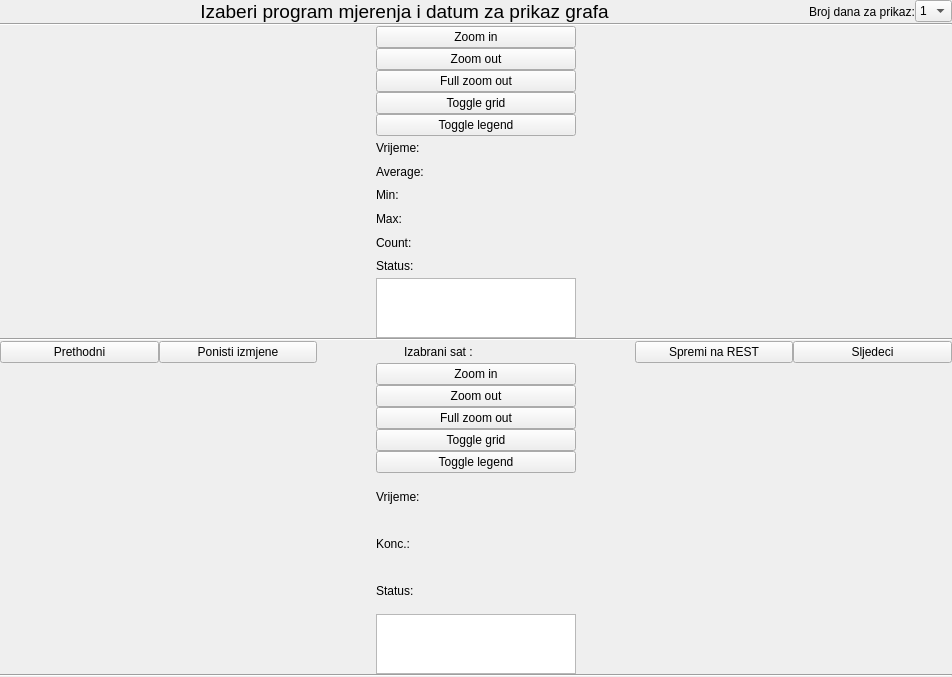
The window that app/view/ui_files/konc_graf_panel.ui (kluksa/kontrola-podataka) describes before a commit, drawn with Qt 5.
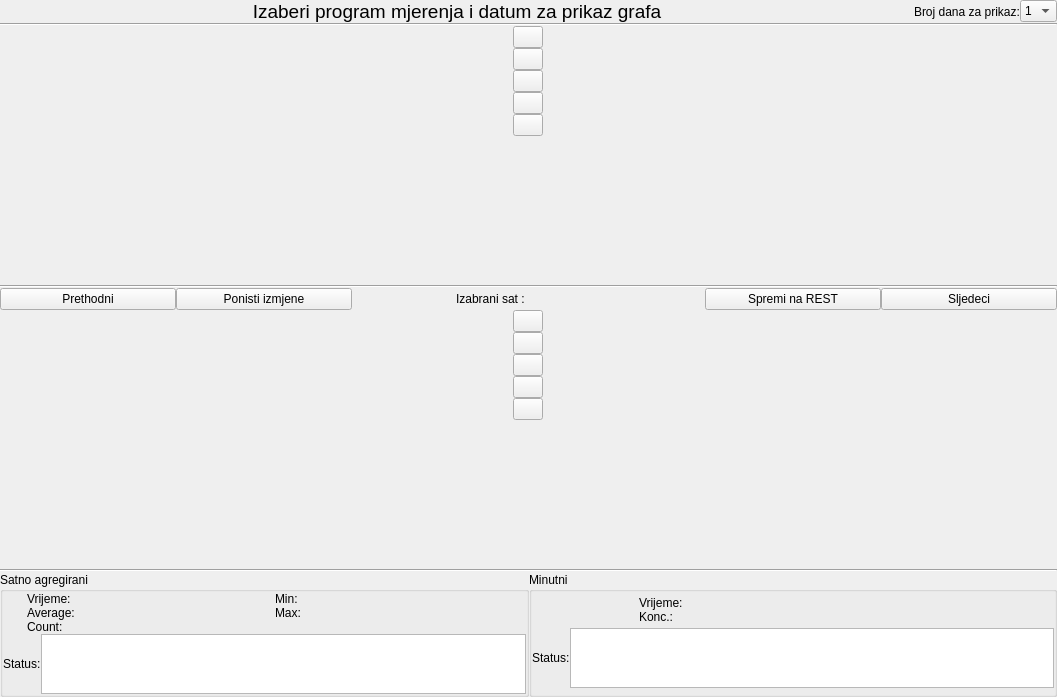
The same window after the commit.

```diff
--- a/app/view/ui_files/konc_graf_panel.ui
+++ b/app/view/ui_files/konc_graf_panel.ui
@@ -6,8 +6,8 @@
    <rect>
     <x>0</x>
     <y>0</y>
-    <width>952</width>
-    <height>677</height>
+    <width>1057</width>
+    <height>697</height>
    </rect>
   </property>
   <property name="sizePolicy">
@@ -113,41 +113,77 @@
        </property>
        <item>
         <widget class="QPushButton" name="zoomInSatni">
+         <property name="sizePolicy">
+          <sizepolicy hsizetype="Fixed" vsizetype="Fixed">
+           <horstretch>0</horstretch>
+           <verstretch>0</verstretch>
+          </sizepolicy>
+         </property>
+         <property name="maximumSize">
+          <size>
+           <width>30</width>
+           <height>30</height>
+          </size>
+         </property>
          <property name="text">
-          <string>Zoom in</string>
+          <string/>
          </property>
         </widget>
        </item>
        <item>
         <widget class="QPushButton" name="zoomOutSatni">
          <property name="sizePolicy">
-          <sizepolicy hsizetype="Minimum" vsizetype="Minimum">
+          <sizepolicy hsizetype="Fixed" vsizetype="Fixed">
            <horstretch>0</horstretch>
            <verstretch>0</verstretch>
           </sizepolicy>
          </property>
          <property name="maximumSize">
           <size>
-           <width>200</width>
-           <height>16777215</height>
+           <width>30</width>
+           <height>30</height>
           </size>
          </property>
          <property name="text">
-          <string>Zoom out</string>
+          <string/>
          </property>
         </widget>
        </item>
        <item>
         <widget class="QPushButton" name="zoomOutSatniFull">
+         <property name="sizePolicy">
+          <sizepolicy hsizetype="Fixed" vsizetype="Fixed">
+           <horstretch>0</horstretch>
+           <verstretch>0</verstretch>
+          </sizepolicy>
+         </property>
+         <property name="maximumSize">
+          <size>
+           <width>30</width>
+           <height>30</height>
+          </size>
+         </property>
          <property name="text">
-          <string>Full zoom out</string>
+          <string/>
          </property>
         </widget>
        </item>
        <item>
         <widget class="QPushButton" name="toggleGridSatni">
+         <property name="sizePolicy">
+          <sizepolicy hsizetype="Fixed" vsizetype="Fixed">
+           <horstretch>0</horstretch>
+           <verstretch>0</verstretch>
+          </sizepolicy>
+         </property>
+         <property name="maximumSize">
+          <size>
+           <width>30</width>
+           <height>30</height>
+          </size>
+         </property>
          <property name="text">
-          <string>Toggle grid</string>
+          <string/>
          </property>
          <property name="checkable">
           <bool>true</bool>
@@ -156,261 +192,39 @@
        </item>
        <item>
         <widget class="QPushButton" name="toggleLegendSatni">
-         <property name="text">
-          <string>Toggle legend</string>
-         </property>
-         <property name="checkable">
-          <bool>true</bool>
-         </property>
-        </widget>
-       </item>
-       <item>
-        <layout class="QGridLayout" name="gridLayout_3">
-         <property name="sizeConstraint">
-          <enum>QLayout::SetFixedSize</enum>
-         </property>
-         <property name="topMargin">
-          <number>0</number>
-         </property>
-         <property name="bottomMargin">
-          <number>0</number>
-         </property>
-         <item row="2" column="1">
-          <widget class="QLabel" name="satniMin">
-           <property name="sizePolicy">
-            <sizepolicy hsizetype="Fixed" vsizetype="MinimumExpanding">
-             <horstretch>0</horstretch>
-             <verstretch>0</verstretch>
-            </sizepolicy>
-           </property>
-           <property name="maximumSize">
-            <size>
-             <width>140</width>
-             <height>16777215</height>
-            </size>
-           </property>
-           <property name="text">
-            <string/>
-           </property>
-          </widget>
-         </item>
-         <item row="3" column="0">
-          <widget class="QLabel" name="label_9">
-           <property name="sizePolicy">
-            <sizepolicy hsizetype="Fixed" vsizetype="Preferred">
-             <horstretch>0</horstretch>
-             <verstretch>0</verstretch>
-            </sizepolicy>
-           </property>
-           <property name="maximumSize">
-            <size>
-             <width>60</width>
-             <height>16777215</height>
-            </size>
-           </property>
-           <property name="text">
-            <string>Max:</string>
-           </property>
-          </widget>
-         </item>
-         <item row="2" column="0">
-          <widget class="QLabel" name="label_7">
-           <property name="sizePolicy">
-            <sizepolicy hsizetype="Fixed" vsizetype="Preferred">
-             <horstretch>0</horstretch>
-             <verstretch>0</verstretch>
-            </sizepolicy>
-           </property>
-           <property name="maximumSize">
-            <size>
-             <width>60</width>
-             <height>16777215</height>
-            </size>
-           </property>
-           <property name="text">
-            <string>Min:</string>
-           </property>
-          </widget>
-         </item>
-         <item row="0" column="1">
-          <widget class="QLabel" name="satniVrijeme">
-           <property name="sizePolicy">
-            <sizepolicy hsizetype="Fixed" vsizetype="MinimumExpanding">
-             <horstretch>0</horstretch>
-             <verstretch>0</verstretch>
-            </sizepolicy>
-           </property>
-           <property name="maximumSize">
-            <size>
-             <width>140</width>
-             <height>16777215</height>
-            </size>
-           </property>
-           <property name="text">
-            <string/>
-           </property>
-          </widget>
-         </item>
-         <item row="4" column="1">
-          <widget class="QLabel" name="satniCount">
-           <property name="sizePolicy">
-            <sizepolicy hsizetype="Fixed" vsizetype="MinimumExpanding">
-             <horstretch>0</horstretch>
-             <verstretch>0</verstretch>
-            </sizepolicy>
-           </property>
-           <property name="maximumSize">
-            <size>
-             <width>140</width>
-             <height>16777215</height>
-            </size>
-           </property>
-           <property name="text">
-            <string/>
-           </property>
-          </widget>
-         </item>
-         <item row="0" column="0">
-          <widget class="QLabel" name="label_4">
-           <property name="sizePolicy">
-            <sizepolicy hsizetype="Fixed" vsizetype="Preferred">
-             <horstretch>0</horstretch>
-             <verstretch>0</verstretch>
-            </sizepolicy>
-           </property>
-           <property name="maximumSize">
-            <size>
-             <width>60</width>
-             <height>16777215</height>
-            </size>
-           </property>
-           <property name="text">
-            <string>Vrijeme:</string>
-           </property>
-          </widget>
-         </item>
-         <item row="4" column="0">
-          <widget class="QLabel" name="label_12">
-           <property name="sizePolicy">
-            <sizepolicy hsizetype="Fixed" vsizetype="MinimumExpanding">
-             <horstretch>0</horstretch>
-             <verstretch>0</verstretch>
-            </sizepolicy>
-           </property>
-           <property name="maximumSize">
-            <size>
-             <width>60</width>
-             <height>16777215</height>
-            </size>
-           </property>
-           <property name="text">
-            <string>Count:</string>
-           </property>
-          </widget>
-         </item>
-         <item row="3" column="1">
-          <widget class="QLabel" name="satniMax">
-           <property name="sizePolicy">
-            <sizepolicy hsizetype="Fixed" vsizetype="MinimumExpanding">
-             <horstretch>0</horstretch>
-             <verstretch>0</verstretch>
-            </sizepolicy>
-           </property>
-           <property name="maximumSize">
-            <size>
-             <width>140</width>
-             <height>16777215</height>
-            </size>
-           </property>
-           <property name="text">
-            <string/>
-           </property>
-          </widget>
-         </item>
-         <item row="5" column="0">
-          <widget class="QLabel" name="label_2">
-           <property name="sizePolicy">
-            <sizepolicy hsizetype="Fixed" vsizetype="MinimumExpanding">
-             <horstretch>0</horstretch>
-             <verstretch>0</verstretch>
-            </sizepolicy>
-           </property>
-           <property name="maximumSize">
-            <size>
-             <width>60</width>
-             <height>16777215</height>
-            </size>
-           </property>
-           <property name="text">
-            <string>Status:</string>
-           </property>
-          </widget>
-         </item>
-         <item row="1" column="0">
-          <widget class="QLabel" name="label_6">
-           <property name="sizePolicy">
-            <sizepolicy hsizetype="Fixed" vsizetype="Preferred">
-             <horstretch>0</horstretch>
-             <verstretch>0</verstretch>
-            </sizepolicy>
-           </property>
-           <property name="maximumSize">
-            <size>
-             <width>60</width>
-             <height>16777215</height>
-            </size>
-           </property>
-           <property name="text">
-            <string>Average:</string>
-           </property>
-          </widget>
-         </item>
-         <item row="1" column="1">
-          <widget class="QLabel" name="satniAverage">
-           <property name="sizePolicy">
-            <sizepolicy hsizetype="Fixed" vsizetype="MinimumExpanding">
-             <horstretch>0</horstretch>
-             <verstretch>0</verstretch>
-            </sizepolicy>
-           </property>
-           <property name="maximumSize">
-            <size>
-             <width>140</width>
-             <height>16777215</height>
-            </size>
-           </property>
-           <property name="text">
-            <string/>
-           </property>
-          </widget>
-         </item>
-        </layout>
-       </item>
-       <item>
-        <widget class="QPlainTextEdit" name="satniStatus">
          <property name="sizePolicy">
-          <sizepolicy hsizetype="Minimum" vsizetype="MinimumExpanding">
+          <sizepolicy hsizetype="Fixed" vsizetype="Fixed">
            <horstretch>0</horstretch>
            <verstretch>0</verstretch>
           </sizepolicy>
          </property>
-         <property name="minimumSize">
-          <size>
-           <width>0</width>
-           <height>60</height>
-          </size>
-         </property>
          <property name="maximumSize">
           <size>
-           <width>200</width>
-           <height>60</height>
+           <width>30</width>
+           <height>30</height>
           </size>
          </property>
-         <property name="readOnly">
+         <property name="text">
+          <string/>
+         </property>
+         <property name="checkable">
           <bool>true</bool>
          </property>
         </widget>
        </item>
+       <item>
+        <spacer name="verticalSpacer">
+         <property name="orientation">
+          <enum>Qt::Vertical</enum>
+         </property>
+         <property name="sizeHint" stdset="0">
+          <size>
+           <width>20</width>
+           <height>40</height>
+          </size>
+         </property>
+        </spacer>
+       </item>
       </layout>
      </item>
      <item>
@@ -487,8 +301,20 @@
       <layout class="QVBoxLayout" name="verticalLayout_2">
        <item>
         <widget class="QPushButton" name="zoomInMinutni">
+         <property name="sizePolicy">
+          <sizepolicy hsizetype="Fixed" vsizetype="Fixed">
+           <horstretch>0</horstretch>
+           <verstretch>0</verstretch>
+          </sizepolicy>
+         </property>
+         <property name="maximumSize">
+          <size>
+           <width>30</width>
+           <height>30</height>
+          </size>
+         </property>
          <property name="text">
-          <string>Zoom in</string>
+          <string/>
          </property>
         </widget>
        </item>
@@ -502,15 +328,15 @@
          </property>
          <property name="maximumSize">
           <size>
-           <width>200</width>
-           <height>16777215</height>
+           <width>30</width>
+           <height>30</height>
           </size>
          </property>
          <property name="autoFillBackground">
           <bool>false</bool>
          </property>
          <property name="text">
-          <string>Zoom out</string>
+          <string/>
          </property>
          <property name="autoDefault">
           <bool>false</bool>
@@ -525,15 +351,39 @@
        </item>
        <item>
         <widget class="QPushButton" name="zoomOutMinutniFull">
+         <property name="sizePolicy">
+          <sizepolicy hsizetype="Fixed" vsizetype="Fixed">
+           <horstretch>0</horstretch>
+           <verstretch>0</verstretch>
+          </sizepolicy>
+         </property>
+         <property name="maximumSize">
+          <size>
+           <width>30</width>
+           <height>30</height>
+          </size>
+         </property>
          <property name="text">
-          <string>Full zoom out</string>
+          <string/>
          </property>
         </widget>
        </item>
        <item>
         <widget class="QPushButton" name="toggleGridMinutni">
+         <property name="sizePolicy">
+          <sizepolicy hsizetype="Fixed" vsizetype="Fixed">
+           <horstretch>0</horstretch>
+           <verstretch>0</verstretch>
+          </sizepolicy>
+         </property>
+         <property name="maximumSize">
+          <size>
+           <width>30</width>
+           <height>30</height>
+          </size>
+         </property>
          <property name="text">
-          <string>Toggle grid</string>
+          <string/>
          </property>
          <property name="checkable">
           <bool>true</bool>
@@ -542,144 +392,39 @@
        </item>
        <item>
         <widget class="QPushButton" name="toggleLegendMinutni">
-         <property name="text">
-          <string>Toggle legend</string>
-         </property>
-         <property name="checkable">
-          <bool>true</bool>
-         </property>
-        </widget>
-       </item>
-       <item>
-        <layout class="QGridLayout" name="gridLayout">
-         <property name="topMargin">
-          <number>0</number>
-         </property>
-         <property name="bottomMargin">
-          <number>0</number>
-         </property>
-         <item row="2" column="1">
-          <widget class="QLabel" name="minutniKoncentracija">
-           <property name="sizePolicy">
-            <sizepolicy hsizetype="Minimum" vsizetype="MinimumExpanding">
-             <horstretch>0</horstretch>
-             <verstretch>0</verstretch>
-            </sizepolicy>
-           </property>
-           <property name="maximumSize">
-            <size>
-             <width>140</width>
-             <height>16777215</height>
-            </size>
-           </property>
-           <property name="text">
-            <string/>
-           </property>
-          </widget>
-         </item>
-         <item row="2" column="0">
-          <widget class="QLabel" name="label_20">
-           <property name="sizePolicy">
-            <sizepolicy hsizetype="Minimum" vsizetype="MinimumExpanding">
-             <horstretch>0</horstretch>
-             <verstretch>0</verstretch>
-            </sizepolicy>
-           </property>
-           <property name="maximumSize">
-            <size>
-             <width>60</width>
-             <height>16777215</height>
-            </size>
-           </property>
-           <property name="text">
-            <string>Konc.:</string>
-           </property>
-          </widget>
-         </item>
-         <item row="3" column="0">
-          <widget class="QLabel" name="label_16">
-           <property name="sizePolicy">
-            <sizepolicy hsizetype="Minimum" vsizetype="MinimumExpanding">
-             <horstretch>0</horstretch>
-             <verstretch>0</verstretch>
-            </sizepolicy>
-           </property>
-           <property name="maximumSize">
-            <size>
-             <width>60</width>
-             <height>16777215</height>
-            </size>
-           </property>
-           <property name="text">
-            <string>Status:</string>
-           </property>
-          </widget>
-         </item>
-         <item row="1" column="1">
-          <widget class="QLabel" name="minutniVrijeme">
-           <property name="sizePolicy">
-            <sizepolicy hsizetype="Minimum" vsizetype="MinimumExpanding">
-             <horstretch>0</horstretch>
-             <verstretch>0</verstretch>
-            </sizepolicy>
-           </property>
-           <property name="maximumSize">
-            <size>
-             <width>140</width>
-             <height>16777215</height>
-            </size>
-           </property>
-           <property name="text">
-            <string/>
-           </property>
-          </widget>
-         </item>
-         <item row="1" column="0">
-          <widget class="QLabel" name="label_18">
-           <property name="sizePolicy">
-            <sizepolicy hsizetype="Minimum" vsizetype="MinimumExpanding">
-             <horstretch>0</horstretch>
-             <verstretch>0</verstretch>
-            </sizepolicy>
-           </property>
-           <property name="maximumSize">
-            <size>
-             <width>60</width>
-             <height>16777215</height>
-            </size>
-           </property>
-           <property name="text">
-            <string>Vrijeme:</string>
-           </property>
-          </widget>
-         </item>
-        </layout>
-       </item>
-       <item>
-        <widget class="QPlainTextEdit" name="minutniStatus">
          <property name="sizePolicy">
-          <sizepolicy hsizetype="Minimum" vsizetype="MinimumExpanding">
+          <sizepolicy hsizetype="Fixed" vsizetype="Fixed">
            <horstretch>0</horstretch>
            <verstretch>0</verstretch>
           </sizepolicy>
          </property>
-         <property name="minimumSize">
-          <size>
-           <width>0</width>
-           <height>60</height>
-          </size>
-         </property>
          <property name="maximumSize">
           <size>
-           <width>200</width>
-           <height>60</height>
+           <width>30</width>
+           <height>30</height>
           </size>
          </property>
-         <property name="readOnly">
+         <property name="text">
+          <string/>
+         </property>
+         <property name="checkable">
           <bool>true</bool>
          </property>
         </widget>
        </item>
+       <item>
+        <spacer name="verticalSpacer_2">
+         <property name="orientation">
+          <enum>Qt::Vertical</enum>
+         </property>
+         <property name="sizeHint" stdset="0">
+          <size>
+           <width>20</width>
+           <height>40</height>
+          </size>
+         </property>
+        </spacer>
+       </item>
       </layout>
      </item>
      <item>
@@ -702,7 +447,432 @@
     </widget>
    </item>
    <item>
-    <layout class="QHBoxLayout" name="horizontalLayout_2"/>
+    <layout class="QHBoxLayout" name="horizontalLayout_2">
+     <property name="margin">
+      <number>0</number>
+     </property>
+     <item>
+      <widget class="QGroupBox" name="groupBox">
+       <property name="title">
+        <string>Satno agregirani</string>
+       </property>
+       <layout class="QVBoxLayout" name="verticalLayout_3">
+        <property name="spacing">
+         <number>0</number>
+        </property>
+        <property name="margin">
+         <number>0</number>
+        </property>
+        <item>
+         <layout class="QGridLayout" name="gridLayout_2">
+          <property name="topMargin">
+           <number>0</number>
+          </property>
+          <property name="bottomMargin">
+           <number>0</number>
+          </property>
+          <item row="2" column="0">
+           <widget class="QLabel" name="label_12">
+            <property name="sizePolicy">
+             <sizepolicy hsizetype="Fixed" vsizetype="Fixed">
+              <horstretch>0</horstretch>
+              <verstretch>0</verstretch>
+             </sizepolicy>
+            </property>
+            <property name="maximumSize">
+             <size>
+              <width>60</width>
+              <height>16777215</height>
+             </size>
+            </property>
+            <property name="text">
+             <string>Count:</string>
+            </property>
+           </widget>
+          </item>
+          <item row="2" column="1">
+           <widget class="QLabel" name="satniCount">
+            <property name="sizePolicy">
+             <sizepolicy hsizetype="MinimumExpanding" vsizetype="Fixed">
+              <horstretch>0</horstretch>
+              <verstretch>0</verstretch>
+             </sizepolicy>
+            </property>
+            <property name="maximumSize">
+             <size>
+              <width>140</width>
+              <height>16777215</height>
+             </size>
+            </property>
+            <property name="text">
+             <string/>
+            </property>
+           </widget>
+          </item>
+          <item row="0" column="3">
+           <widget class="QLabel" name="satniMin">
+            <property name="sizePolicy">
+             <sizepolicy hsizetype="MinimumExpanding" vsizetype="Fixed">
+              <horstretch>0</horstretch>
+              <verstretch>0</verstretch>
+             </sizepolicy>
+            </property>
+            <property name="maximumSize">
+             <size>
+              <width>140</width>
+              <height>16777215</height>
+             </size>
+            </property>
+            <property name="text">
+             <string/>
+            </property>
+           </widget>
+          </item>
+          <item row="1" column="2">
+           <widget class="QLabel" name="label_9">
+            <property name="sizePolicy">
+             <sizepolicy hsizetype="Fixed" vsizetype="Fixed">
+              <horstretch>0</horstretch>
+              <verstretch>0</verstretch>
+             </sizepolicy>
+            </property>
+            <property name="maximumSize">
+             <size>
+              <width>60</width>
+              <height>16777215</height>
+             </size>
+            </property>
+            <property name="text">
+             <string>Max:</string>
+            </property>
+           </widget>
+          </item>
+          <item row="0" column="1">
+           <widget class="QLabel" name="satniVrijeme">
+            <property name="sizePolicy">
+             <sizepolicy hsizetype="MinimumExpanding" vsizetype="Fixed">
+              <horstretch>0</horstretch>
+              <verstretch>0</verstretch>
+             </sizepolicy>
+            </property>
+            <property name="maximumSize">
+             <size>
+              <width>140</width>
+              <height>16777215</height>
+             </size>
+            </property>
+            <property name="text">
+             <string/>
+            </property>
+           </widget>
+          </item>
+          <item row="1" column="3">
+           <widget class="QLabel" name="satniMax">
+            <property name="sizePolicy">
+             <sizepolicy hsizetype="MinimumExpanding" vsizetype="Fixed">
+              <horstretch>0</horstretch>
+              <verstretch>0</verstretch>
+             </sizepolicy>
+            </property>
+            <property name="maximumSize">
+             <size>
+              <width>140</width>
+              <height>16777215</height>
+             </size>
+            </property>
+            <property name="text">
+             <string/>
+            </property>
+           </widget>
+          </item>
+          <item row="1" column="0">
+           <widget class="QLabel" name="label_6">
+            <property name="sizePolicy">
+             <sizepolicy hsizetype="Fixed" vsizetype="Fixed">
+              <horstretch>0</horstretch>
+              <verstretch>0</verstretch>
+             </sizepolicy>
+            </property>
+            <property name="maximumSize">
+             <size>
+              <width>60</width>
+              <height>16777215</height>
+             </size>
+            </property>
+            <property name="text">
+             <string>Average:</string>
+            </property>
+           </widget>
+          </item>
+          <item row="0" column="0">
+           <widget class="QLabel" name="label_4">
+            <property name="sizePolicy">
+             <sizepolicy hsizetype="Fixed" vsizetype="Fixed">
+              <horstretch>0</horstretch>
+              <verstretch>0</verstretch>
+             </sizepolicy>
+            </property>
+            <property name="maximumSize">
+             <size>
+              <width>60</width>
+              <height>16777215</height>
+             </size>
+            </property>
+            <property name="text">
+             <string>Vrijeme:</string>
+            </property>
+           </widget>
+          </item>
+          <item row="1" column="1">
+           <widget class="QLabel" name="satniAverage">
+            <property name="sizePolicy">
+             <sizepolicy hsizetype="MinimumExpanding" vsizetype="Fixed">
+              <horstretch>0</horstretch>
+              <verstretch>0</verstretch>
+             </sizepolicy>
+            </property>
+            <property name="maximumSize">
+             <size>
+              <width>140</width>
+              <height>16777215</height>
+             </size>
+            </property>
+            <property name="text">
+             <string/>
+            </property>
+           </widget>
+          </item>
+          <item row="0" column="2">
+           <widget class="QLabel" name="label_7">
+            <property name="sizePolicy">
+             <sizepolicy hsizetype="Fixed" vsizetype="Fixed">
+              <horstretch>0</horstretch>
+              <verstretch>0</verstretch>
+             </sizepolicy>
+            </property>
+            <property name="maximumSize">
+             <size>
+              <width>60</width>
+              <height>16777215</height>
+             </size>
+            </property>
+            <property name="text">
+             <string>Min:</string>
+            </property>
+           </widget>
+          </item>
+         </layout>
+        </item>
+        <item>
+         <layout class="QHBoxLayout" name="horizontalLayout_3">
+          <property name="spacing">
+           <number>0</number>
+          </property>
+          <property name="bottomMargin">
+           <number>0</number>
+          </property>
+          <item>
+           <widget class="QLabel" name="label_2">
+            <property name="sizePolicy">
+             <sizepolicy hsizetype="Fixed" vsizetype="Preferred">
+              <horstretch>0</horstretch>
+              <verstretch>0</verstretch>
+             </sizepolicy>
+            </property>
+            <property name="maximumSize">
+             <size>
+              <width>60</width>
+              <height>16777215</height>
+             </size>
+            </property>
+            <property name="text">
+             <string>Status:</string>
+            </property>
+           </widget>
+          </item>
+          <item>
+           <widget class="QPlainTextEdit" name="satniStatus">
+            <property name="sizePolicy">
+             <sizepolicy hsizetype="MinimumExpanding" vsizetype="Fixed">
+              <horstretch>0</horstretch>
+              <verstretch>0</verstretch>
+             </sizepolicy>
+            </property>
+            <property name="minimumSize">
+             <size>
+              <width>0</width>
+              <height>60</height>
+             </size>
+            </property>
+            <property name="maximumSize">
+             <size>
+              <width>16777215</width>
+              <height>60</height>
+             </size>
+            </property>
+            <property name="readOnly">
+             <bool>true</bool>
+            </property>
+           </widget>
+          </item>
+         </layout>
+        </item>
+       </layout>
+      </widget>
+     </item>
+     <item>
+      <widget class="QGroupBox" name="groupBox_2">
+       <property name="title">
+        <string>Minutni</string>
+       </property>
+       <layout class="QVBoxLayout" name="verticalLayout_5">
+        <property name="spacing">
+         <number>0</number>
+        </property>
+        <property name="margin">
+         <number>0</number>
+        </property>
+        <item>
+         <layout class="QGridLayout" name="gridLayout_4">
+          <property name="topMargin">
+           <number>0</number>
+          </property>
+          <property name="bottomMargin">
+           <number>0</number>
+          </property>
+          <item row="0" column="0">
+           <widget class="QLabel" name="label_18">
+            <property name="sizePolicy">
+             <sizepolicy hsizetype="Fixed" vsizetype="Fixed">
+              <horstretch>0</horstretch>
+              <verstretch>0</verstretch>
+             </sizepolicy>
+            </property>
+            <property name="maximumSize">
+             <size>
+              <width>60</width>
+              <height>16777215</height>
+             </size>
+            </property>
+            <property name="text">
+             <string>Vrijeme:</string>
+            </property>
+           </widget>
+          </item>
+          <item row="0" column="1">
+           <widget class="QLabel" name="minutniVrijeme">
+            <property name="sizePolicy">
+             <sizepolicy hsizetype="MinimumExpanding" vsizetype="Fixed">
+              <horstretch>0</horstretch>
+              <verstretch>0</verstretch>
+             </sizepolicy>
+            </property>
+            <property name="maximumSize">
+             <size>
+              <width>140</width>
+              <height>16777215</height>
+             </size>
+            </property>
+            <property name="text">
+             <string/>
+            </property>
+           </widget>
+          </item>
+          <item row="1" column="0">
+           <widget class="QLabel" name="label_20">
+            <property name="sizePolicy">
+             <sizepolicy hsizetype="Fixed" vsizetype="Fixed">
+              <horstretch>0</horstretch>
+              <verstretch>0</verstretch>
+             </sizepolicy>
+            </property>
+            <property name="maximumSize">
+             <size>
+              <width>60</width>
+              <height>16777215</height>
+             </size>
+            </property>
+            <property name="text">
+             <string>Konc.:</string>
+            </property>
+           </widget>
+          </item>
+          <item row="1" column="1">
+           <widget class="QLabel" name="minutniKoncentracija">
+            <property name="sizePolicy">
+             <sizepolicy hsizetype="MinimumExpanding" vsizetype="Fixed">
+              <horstretch>0</horstretch>
+              <verstretch>0</verstretch>
+             </sizepolicy>
+            </property>
+            <property name="maximumSize">
+             <size>
+              <width>140</width>
+              <height>16777215</height>
+             </size>
+            </property>
+            <property name="text">
+             <string/>
+            </property>
+           </widget>
+          </item>
+         </layout>
+        </item>
+        <item>
+         <layout class="QHBoxLayout" name="horizontalLayout_4">
+          <property name="spacing">
+           <number>0</number>
+          </property>
+          <item>
+           <widget class="QLabel" name="label_16">
+            <property name="sizePolicy">
+             <sizepolicy hsizetype="Fixed" vsizetype="Fixed">
+              <horstretch>0</horstretch>
+              <verstretch>0</verstretch>
+             </sizepolicy>
+            </property>
+            <property name="maximumSize">
+             <size>
+              <width>60</width>
+              <height>16777215</height>
+             </size>
+            </property>
+            <property name="text">
+             <string>Status:</string>
+            </property>
+           </widget>
+          </item>
+          <item>
+           <widget class="QPlainTextEdit" name="minutniStatus">
+            <property name="sizePolicy">
+             <sizepolicy hsizetype="MinimumExpanding" vsizetype="Fixed">
+              <horstretch>0</horstretch>
+              <verstretch>0</verstretch>
+             </sizepolicy>
+            </property>
+            <property name="minimumSize">
+             <size>
+              <width>0</width>
+              <height>60</height>
+             </size>
+            </property>
+            <property name="maximumSize">
+             <size>
+              <width>16777215</width>
+              <height>60</height>
+             </size>
+            </property>
+            <property name="readOnly">
+             <bool>true</bool>
+            </property>
+           </widget>
+          </item>
+         </layout>
+        </item>
+       </layout>
+      </widget>
+     </item>
+    </layout>
    </item>
   </layout>
  </widget>
```
